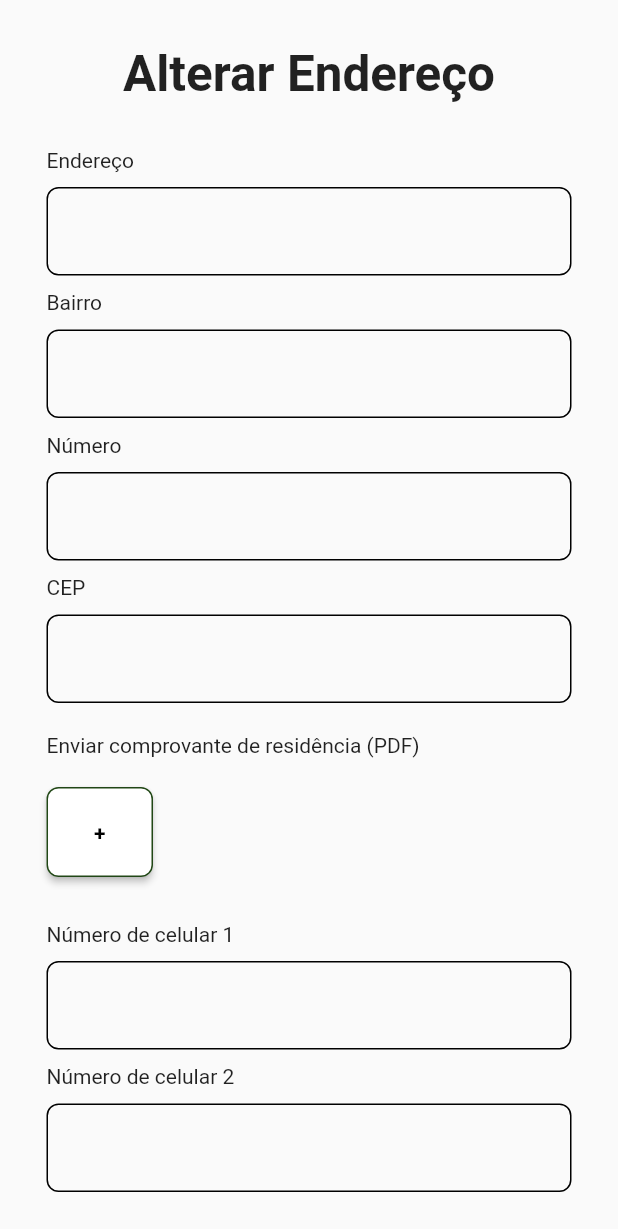
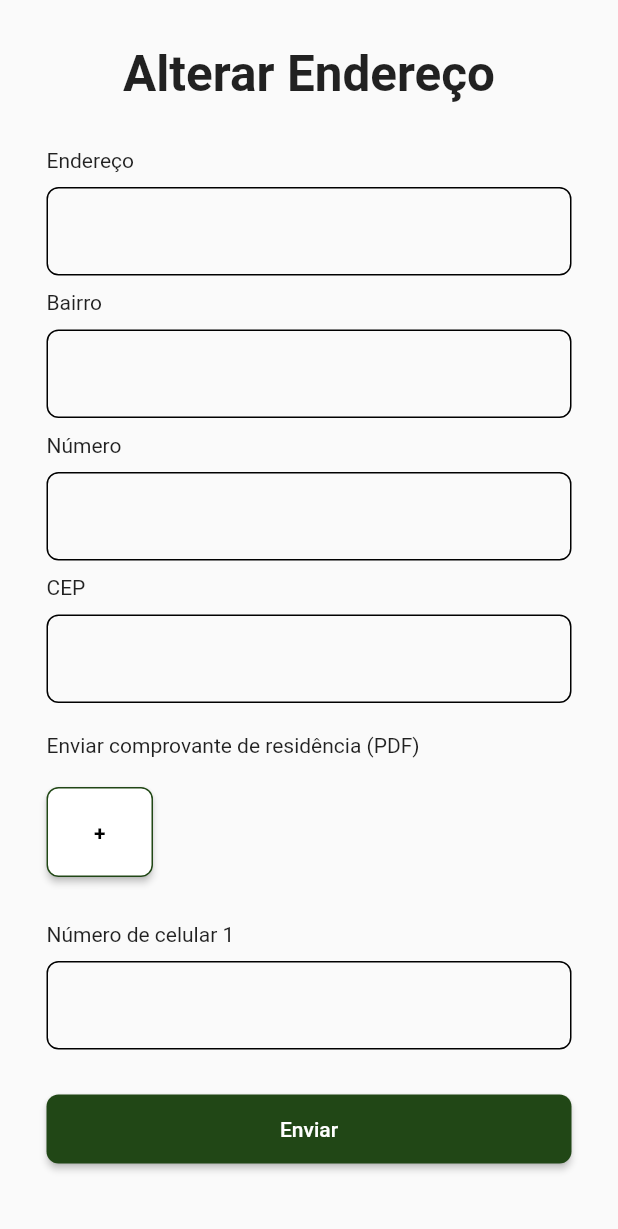
Before and after one commit to GabrielBorgess/App-defensoria, a Flutter app: the ChangeDataScreen screen opened directly, scrolled down 171 dp, on a phone screen of 412 x 824 dp, the part 7-1236 px from its top. Run offline on Flutter 3.47's test engine with Material 2 defaults, Android fonts, the phone set to English and light mode, and no system bars; our stand-ins replace shared_preferences; accounts and stored records are empty.

Commit message:
att surpresa

```diff
--- a/lib/screens/change_data_screen.dart
+++ b/lib/screens/change_data_screen.dart
@@ -54,6 +54,7 @@ class ChangeDataScreen extends StatelessWidget {
                         child: Text("Bairro"),
                       ),
                       TextFormField(
+                        controller: _bairroController,
                         decoration: const InputDecoration(
                           enabledBorder: OutlineInputBorder(
                               borderSide: BorderSide(color: Colors.black),
@@ -71,6 +72,7 @@ class ChangeDataScreen extends StatelessWidget {
                         child: Text("Número"),
                       ),
                       TextFormField(
+                        controller: _numeroController,
                         decoration: const InputDecoration(
                           enabledBorder: OutlineInputBorder(
                               borderSide: BorderSide(color: Colors.black),
@@ -88,6 +90,7 @@ class ChangeDataScreen extends StatelessWidget {
                         child: Text("CEP"),
                       ),
                       TextFormField(
+                        controller: _cepController,
                         decoration: const InputDecoration(
                           enabledBorder: OutlineInputBorder(
                               borderSide: BorderSide(color: Colors.black),
@@ -147,24 +150,6 @@ class ChangeDataScreen extends StatelessWidget {
                             ),
                           ],
                         ),
-                        Column(
-                          crossAxisAlignment: CrossAxisAlignment.start,
-                          children: [
-                            Padding(
-                              padding:
-                                  const EdgeInsets.only(top: 10, bottom: 10),
-                              child: Text("Número de celular 2"),
-                            ),
-                            TextFormField(
-                              decoration: const InputDecoration(
-                                enabledBorder: OutlineInputBorder(
-                                    borderSide: BorderSide(color: Colors.black),
-                                    borderRadius:
-                                        BorderRadius.all(Radius.circular(8))),
-                              ),
-                            ),
-                          ],
-                        ),
                         Padding(
                           padding: const EdgeInsets.only(bottom: 44, top: 30),
                           child: SizedBox(
@@ -196,13 +181,19 @@ class ChangeDataScreen extends StatelessWidget {
 
 final TextEditingController _adressController = TextEditingController();
 final TextEditingController _phoneController = TextEditingController();
+final TextEditingController _bairroController = TextEditingController();
+final TextEditingController _cepController = TextEditingController();
+final TextEditingController _numeroController = TextEditingController();
+
 
 void changeData(context) async {
   SharedPreferences prefs = await SharedPreferences.getInstance();
   final authToken = prefs.getString('auth_token') ?? "";
 
-  final String newAdress = _adressController.text.trim();
+  final String newAdress = ('${_adressController.text.trim()} ${_bairroController.text.trim()} ${_numeroController.text.trim()} ${_cepController.text.trim()}'
+  );
   final String newPhone = _phoneController.text.trim();
+
 
   changeDataAuth(context, authToken, newAdress, newPhone);
 }
```
Also changed, not shown: lib/services/change_data.dart (+22 -7 lines), 1 other file.
